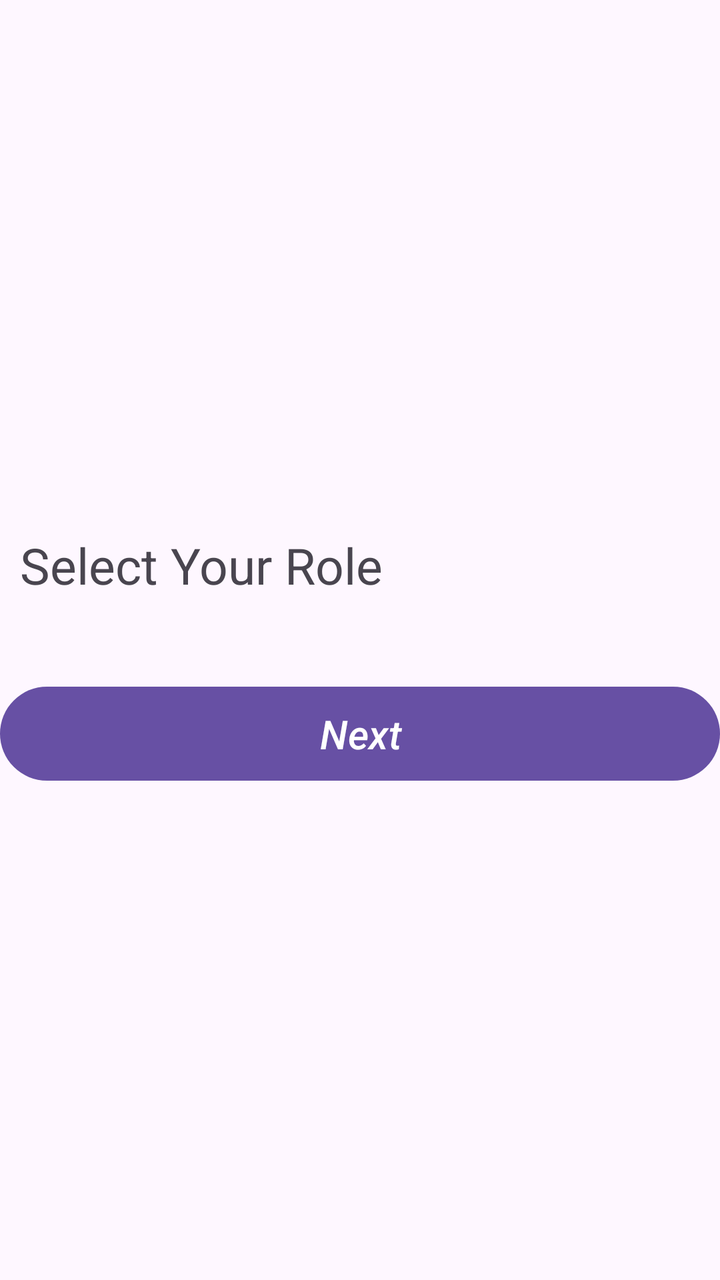
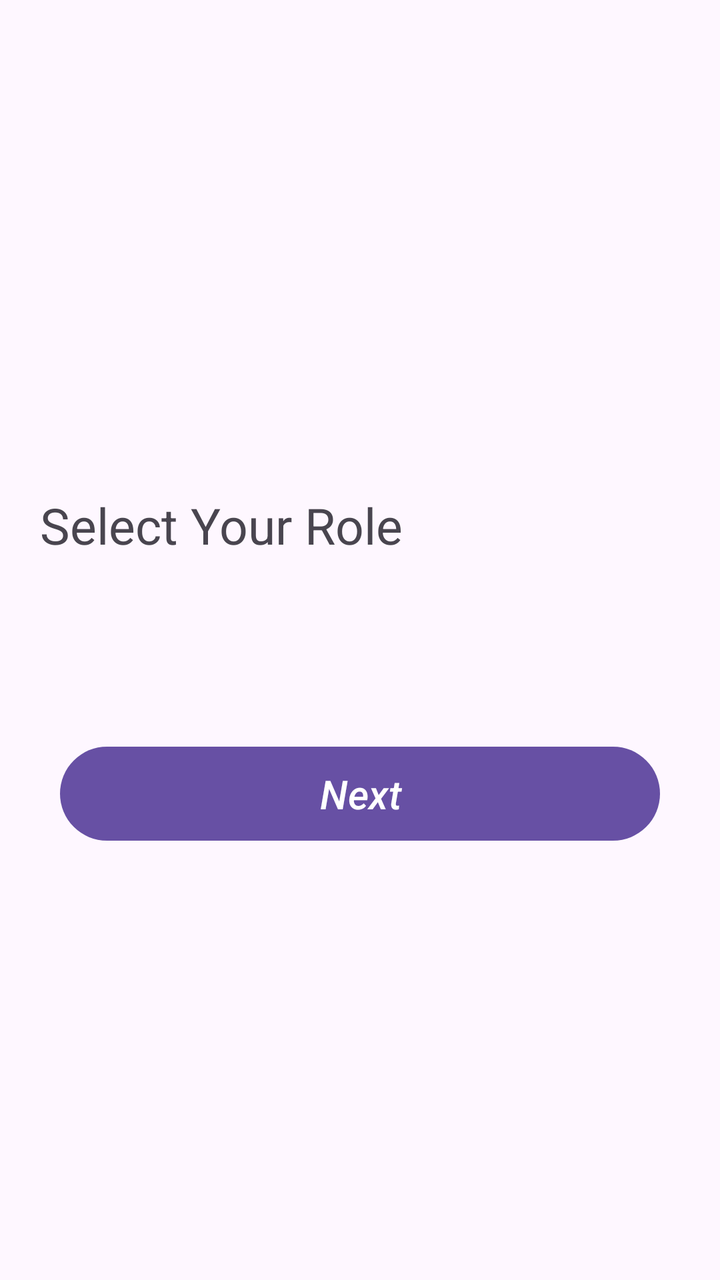

The first picture is an Android layout as it rendered before a commit; the second is the same layout after the commit. The layout source and the unified diff follow.
<!-- AndroidManifest.xml: application theme Theme.LoginScreen_Assignment2 -->
<!-- res/layout/activity_role_selection.xml -->
<?xml version="1.0" encoding="utf-8"?>
<LinearLayout xmlns:android="http://schemas.android.com/apk/res/android"
    xmlns:app="http://schemas.android.com/apk/res-auto"
    xmlns:tools="http://schemas.android.com/tools"
    android:id="@+id/main"
    android:layout_width="match_parent"
    android:layout_height="match_parent"
    tools:context=".RoleSelectionActivity"
    android:orientation="vertical"
    android:gravity="center"
    >
    <TextView
        android:layout_width="match_parent"
        android:layout_height="wrap_content"
        android:textSize="25sp"
        android:text="Select Your Role"
        android:padding="10dp"
        android:layout_marginTop="10dp"
        tools:ignore="HardcodedText"
        />
    <ListView
        android:id="@+id/role_list_tag"
        android:layout_width="match_parent"
        android:layout_height="wrap_content"
        android:layout_marginTop="10sp"
        />
    <Button
        android:id="@+id/btn_next"
        android:layout_width="match_parent"
        android:layout_height="wrap_content"
        android:text="Next"
        android:paddingVertical="10dp"
        android:paddingHorizontal="20dp"
        android:layout_marginTop="20dp"
        android:textSize="20sp"
        android:textStyle="italic"
        tools:ignore="HardcodedText"
        />
</LinearLayout>
<!-- resources referenced by this layout -->
<resources>
  <style name="Theme.LoginScreen_Assignment2" parent="Base.Theme.LoginScreen_Assignment2" />
  <style name="Base.Theme.LoginScreen_Assignment2" parent="Theme.Material3.DayNight.NoActionBar">
          
          
      </style>
</resources>

<!-- the commit's change to res/layout/activity_role_selection.xml (unified diff, before → after) -->
@@ -14,7 +14,7 @@
         android:layout_height="wrap_content"
         android:textSize="25sp"
         android:text="Select Your Role"
-        android:padding="10dp"
+        android:padding="20dp"
         android:layout_marginTop="10dp"
         tools:ignore="HardcodedText"
         />
@@ -23,14 +23,15 @@
         android:layout_width="match_parent"
         android:layout_height="wrap_content"
         android:layout_marginTop="10sp"
+        android:padding="20dp"
         />
     <Button
         android:id="@+id/btn_next"
-        android:layout_width="match_parent"
+        android:layout_width="300dp"
         android:layout_height="wrap_content"
         android:text="Next"
+        android:paddingHorizontal="20dp"
         android:paddingVertical="10dp"
-        android:paddingHorizontal="20dp"
         android:layout_marginTop="20dp"
         android:textSize="20sp"
         android:textStyle="italic"
